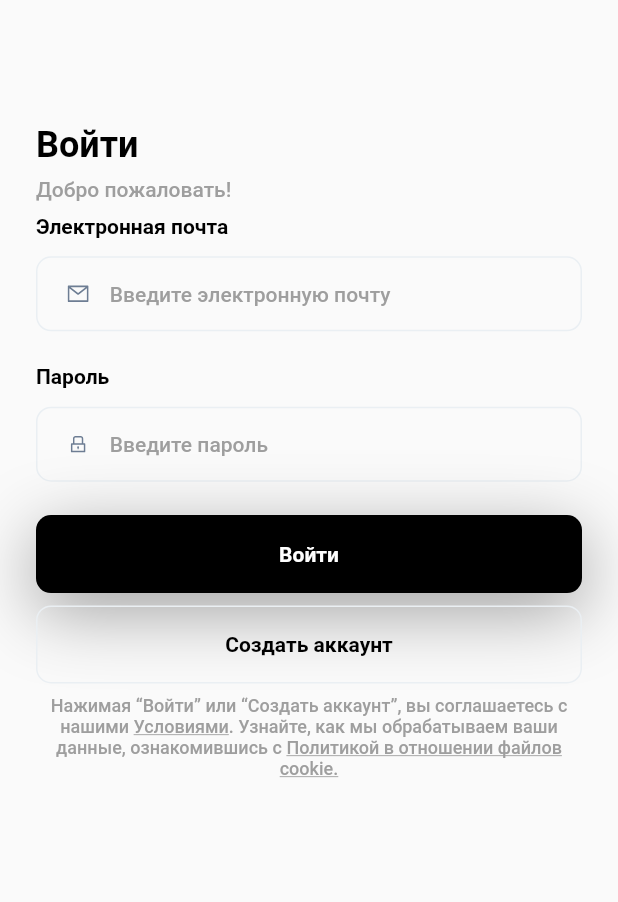
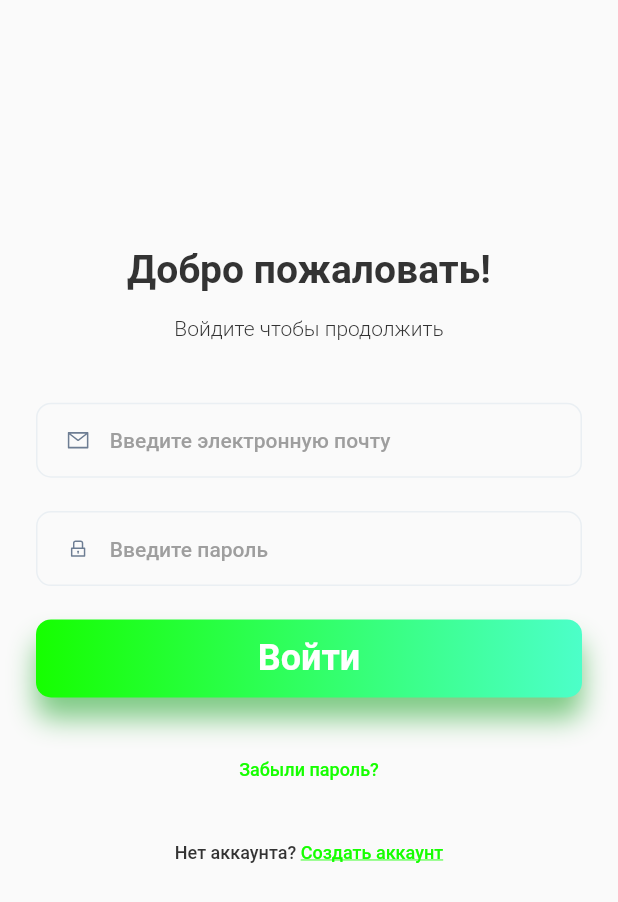
Before and after one commit to Dragonite24/Underground_mskHack, a Flutter app: the screen it shows after launch, on a phone screen of 412 x 824 dp. Shown: the top 902 px of the screen. Run offline on Flutter 3.47's test engine with Material 2 defaults, Android fonts, the light colour scheme and no system bars; our stand-ins replace cached_network_image, flutter_svg, flutter_tindercard, font_awesome_flutter, photo_view; missing offline and left inert: dart:ffi, flutter_range_slider, scrolling_page_indicator.

Commit message:
ураа

```diff
--- a/frontend/lib/pages/account/login.dart
+++ b/frontend/lib/pages/account/login.dart
@@ -1,5 +1,6 @@
 import 'package:Underground/http.dart';
 import 'package:Underground/widgets.dart';
+import 'package:flutter/gestures.dart';
 import 'package:flutter/material.dart';
 
 import '../../indicator.dart';
@@ -63,29 +64,29 @@ class _LogInState extends State<LogIn> with SingleTickerProviderStateMixin {
               body: Padding(
                   padding: EdgeInsets.symmetric(horizontal: 24),
                   child: Column(
-                      crossAxisAlignment: CrossAxisAlignment.start,
+                      crossAxisAlignment: CrossAxisAlignment.center,
                       mainAxisAlignment: MainAxisAlignment.spaceEvenly,
                       children: [
                         SizedBox(
-                            height: MediaQuery.of(context).size.height * 0.1),
-                        Text("Войти",
+                            height: MediaQuery.of(context).size.height * 0.2),
+                        Text("Добро пожаловать!",
                             style: TextStyle(
                                 fontStyle: FontStyle.normal,
                                 fontWeight: FontWeight.bold,
-                                fontSize: 24,
-                                color: Colors.black)),
+                                fontSize: 26,
+                                color: Color(0xFF333333))),
                         SizedBox(
-                            height: MediaQuery.of(context).size.height * 0.01),
-                        Text("Добро пожаловать!",
+                            height: MediaQuery.of(context).size.height * 0.02),
+                        Text("Войдите чтобы продолжить",
                             style: TextStyle(
                                 fontStyle: FontStyle.normal,
-                                fontWeight: FontWeight.w500,
+                                fontWeight: FontWeight.w300,
                                 fontSize: 14,
-                                color: Colors.grey)),
+                                color: Color(0xFF333333))),
                         SizedBox(
-                            height: MediaQuery.of(context).size.height * 0.01),
+                            height: MediaQuery.of(context).size.height * 0.05),
                         UndergroundTextField(
-                          text: "Электронная почта",
+                          text: "",
                           controller: email,
                           icon: "email",
                           hintText: "Введите электронную почту",
@@ -93,7 +94,7 @@ class _LogInState extends State<LogIn> with SingleTickerProviderStateMixin {
                         SizedBox(
                             height: MediaQuery.of(context).size.height * 0.01),
                         UndergroundTextField(
-                            text: "Пароль",
+                            text: "",
                             controller: password,
                             icon: "password",
                             hintText: "Введите пароль",
@@ -146,30 +147,7 @@ class _LogInState extends State<LogIn> with SingleTickerProviderStateMixin {
                                       }
                                     }))),
                         SizedBox(
-                            height: MediaQuery.of(context).size.height * 0.01),
-                        GestureDetector(
-                            onTap: () => Navigator.push(
-                                context,
-                                MaterialPageRoute(
-                                    builder: (context) => SignUp())),
-                            child: Container(
-                                width: double.infinity,
-                                height: 52,
-                                decoration: BoxDecoration(
-                                    border: Border.all(
-                                        color: hide
-                                            ? Colors.red
-                                            : Color(0xffEAEFF3)),
-                                    borderRadius: BorderRadius.circular(10)),
-                                child: Center(
-                                    child: Text(hide ? "" : "Создать аккаунт",
-                                        style: TextStyle(
-                                            fontStyle: FontStyle.normal,
-                                            fontWeight: FontWeight.w600,
-                                            fontSize: 14,
-                                            color: Colors.black))))),
-                        SizedBox(
-                            height: MediaQuery.of(context).size.height * 0.01),
+                            height: MediaQuery.of(context).size.height * 0.05),
                         RichText(
                             textAlign: TextAlign.center,
                             text: TextSpan(
@@ -177,28 +155,43 @@ class _LogInState extends State<LogIn> with SingleTickerProviderStateMixin {
                                     fontStyle: FontStyle.normal,
                                     fontWeight: FontWeight.w500,
                                     fontSize: 12,
-                                    color: Colors.grey),
+                                    color: Color(0xFF333333)),
                                 children: <TextSpan>[
                                   TextSpan(
-                                    text: hide
-                                        ? ""
-                                        : 'Нажимая “Войти” или “Создать аккаунт”, вы соглашаетесь с нашими ',
+                                      recognizer: TapGestureRecognizer()
+                                        ..onTap = () => Navigator.push(
+                                            context,
+                                            MaterialPageRoute(
+                                                builder: (context) =>
+                                                    SignUp())),
+                                      text: 'Забыли пароль?',
+                                      style:
+                                          TextStyle(color: Color(0xFF16FF00)))
+                                ])),
+                        SizedBox(
+                            height: MediaQuery.of(context).size.height * 0.05),
+                        RichText(
+                            textAlign: TextAlign.center,
+                            text: TextSpan(
+                                style: TextStyle(
+                                    fontStyle: FontStyle.normal,
+                                    fontWeight: FontWeight.w500,
+                                    fontSize: 12,
+                                    color: Color(0xFF333333)),
+                                children: <TextSpan>[
+                                  TextSpan(
+                                    text: 'Нет аккаунта? ',
                                   ),
                                   TextSpan(
-                                      text: hide ? "" : 'Условиями',
+                                      recognizer: TapGestureRecognizer()
+                                        ..onTap = () => Navigator.push(
+                                            context,
+                                            MaterialPageRoute(
+                                                builder: (context) =>
+                                                    SignUp())),
+                                      text: 'Создать аккаунт',
                                       style: TextStyle(
-                                        decoration: TextDecoration.underline,
-                                      )),
-                                  TextSpan(
-                                    text: hide
-                                        ? ""
-                                        : '. Узнайте, как мы обрабатываем ваши данные, ознакомившись с ',
-                                  ),
-                                  TextSpan(
-                                      text: hide
-                                          ? ""
-                                          : 'Политикой в отношении файлов cookie.',
-                                      style: TextStyle(
+                                          color: Color(0xFF16FF00),
                                           decoration: TextDecoration.underline))
                                 ]))
                       ]))));
--- a/frontend/lib/widgets.dart
+++ b/frontend/lib/widgets.dart
@@ -18,13 +18,9 @@ class UndergroundScaffold extends StatelessWidget {
           ///  Страница скроллится для того, чтобы при разделении экрана на два
           /// (на андроиде), вёрстка не падала
           body: SingleChildScrollView(
-
               child: SafeArea(
             child: body,
-        )
-      )
-    )
-  );
+          ))));
 }
 
 class UndergroundTextField extends StatelessWidget {
@@ -37,47 +33,28 @@ class UndergroundTextField extends StatelessWidget {
   final bool isPhone;
   final bool isPassword;
 
-  UndergroundTextField({
-    this.text = "",
+  UndergroundTextField(
+      {this.text = "",
       this.icon = "",
       this.hintText = "",
       this.errorText = "",
       this.controller,
       this.onChanged,
       this.isPhone = false,
-    this.isPassword = false
-  });
+      this.isPassword = false});
 
   @override
-  Widget build(BuildContext context) => Column(
-    crossAxisAlignment: CrossAxisAlignment.start,
-    children: [
-      Text(
-          text,
-          style: TextStyle(
-              fontStyle: FontStyle.normal,
-              fontWeight: FontWeight.bold,
-              fontSize: 14,
-              color: Colors.black,
-          )
-      ),
-      SizedBox(height: 12),
+  Widget build(BuildContext context) =>
+      Column(crossAxisAlignment: CrossAxisAlignment.start, children: [
         Container(
             width: double.infinity,
             padding: EdgeInsets.only(left: 19.2),
             decoration: BoxDecoration(
                 borderRadius: BorderRadius.circular(10),
-              border: Border.all(
-                  color: Color(0xffEAEFF3)
-              )
-          ),
-          child: Row(
-              children: [
-                SvgPicture.asset(
-                    "images/text_field/$icon.svg",
-                    width: 15.75,
-                    height: 12.38
-                ),
+                border: Border.all(color: Color(0xffEAEFF3))),
+            child: Row(children: [
+              SvgPicture.asset("images/text_field/$icon.svg",
+                  width: 15.75, height: 12.38),
               SizedBox(width: 13.2),
               Container(
                   width: MediaQuery.of(context).size.width - 101,
@@ -94,24 +71,15 @@ class UndergroundTextField extends StatelessWidget {
                             fontWeight: FontWeight.w500,
                             fontSize: 14,
                             color: Colors.grey,
-                            )
-                        )
-                    )
-                )
-              ]
-          )
-      ),
-      Text(
-          errorText,
+                          ))))
+            ])),
+        Text(errorText,
             style: TextStyle(
                 fontStyle: FontStyle.normal,
                 fontWeight: FontWeight.normal,
                 fontSize: 12,
-              color: Colors.red
-          )
-      )
-    ]
-  );
+                color: Colors.red))
+      ]);
 }
 
 class UndergroundButton extends StatelessWidget {
@@ -119,11 +87,7 @@ class UndergroundButton extends StatelessWidget {
   final VoidCallback onTap;
   final bool isOpacity;
 
-  UndergroundButton({
-    @required this.text,
-    this.onTap,
-    this.isOpacity = true
-  });
+  UndergroundButton({@required this.text, this.onTap, this.isOpacity = true});
 
   @override
   Widget build(BuildContext context) => GestureDetector(
@@ -134,28 +98,23 @@ class UndergroundButton extends StatelessWidget {
               width: double.infinity,
               height: 52,
               decoration: BoxDecoration(
+                  gradient: LinearGradient(
+                      colors: <Color>[Color(0xFF16FF00), Color(0xFF4CFFC9)]),
                   color: Colors.black,
-                borderRadius: BorderRadius.circular(10), //border corner radius
-                boxShadow:[
+                  borderRadius:
+                      BorderRadius.circular(10), //border corner radius
+                  boxShadow: [
                     BoxShadow(
-                      offset: Offset(0.0, 12.0),
-                      blurRadius: 40.0,
-                      color: Colors.grey,
+                      offset: Offset(0.0, 14.0),
+                      blurRadius: 15.0,
+                      color: Color(0x850C9E18),
                     )
-                ]
-            ),
+                  ]),
               child: Center(
-                child: Text(
-                    text,
+                  child: Text(text,
                       style: TextStyle(
                           fontStyle: FontStyle.normal,
                           fontWeight: FontWeight.w600,
-                        fontSize: 14,
-                        color: Colors.white
-                    )
-                )
-            )
-        )
-      )
-  );
+                          fontSize: 24,
+                          color: Colors.white))))));
 }
```
Lines whose indentation alone changed are shown as unchanged.
